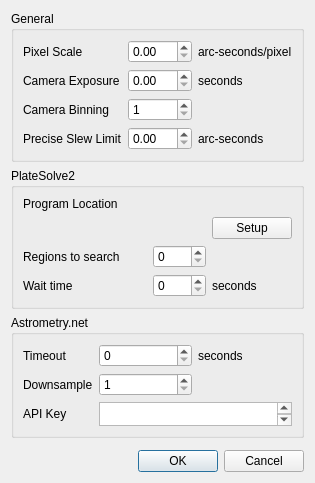
First picture: the form in resources/uic/pyastrometry_settings.ui, repository PythonAstroimagingSuite/pyastrometry, before the edit.
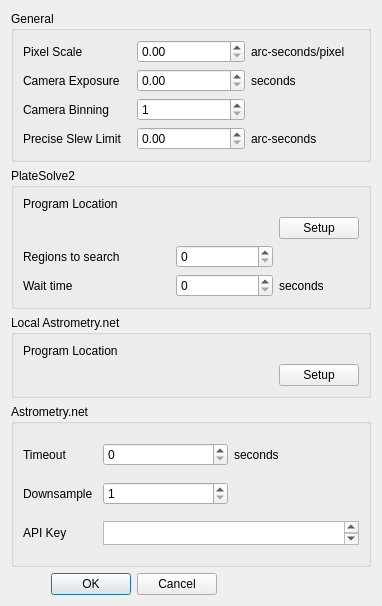
Second picture: the form after the edit.

```diff
--- a/resources/uic/pyastrometry_settings.ui
+++ b/resources/uic/pyastrometry_settings.ui
@@ -6,8 +6,8 @@
    <rect>
     <x>0</x>
     <y>0</y>
-    <width>278</width>
-    <height>404</height>
+    <width>382</width>
+    <height>606</height>
    </rect>
   </property>
   <property name="windowTitle">
@@ -95,8 +95,8 @@
      </layout>
     </widget>
    </item>
-   <item row="1" column="0" colspan="2">
-    <widget class="QGroupBox" name="groupBox">
+   <item row="2" column="0" colspan="2">
+    <widget class="QGroupBox" name="platesolve2_groupbox">
      <property name="title">
       <string>PlateSolve2</string>
      </property>
@@ -156,7 +156,37 @@
      </layout>
     </widget>
    </item>
-   <item row="2" column="0" colspan="2">
+   <item row="4" column="0" colspan="2">
+    <widget class="QGroupBox" name="astrometrynetlocal_groupbox">
+     <property name="title">
+      <string>Local Astrometry.net</string>
+     </property>
+     <layout class="QGridLayout" name="gridLayout_4">
+      <item row="0" column="1" colspan="2">
+       <widget class="QLabel" name="astrometrynetlocal_exec_path_lbl">
+        <property name="text">
+         <string/>
+        </property>
+       </widget>
+      </item>
+      <item row="1" column="3">
+       <widget class="QPushButton" name="setup_astrometrynetlocal_loc_button">
+        <property name="text">
+         <string>Setup</string>
+        </property>
+       </widget>
+      </item>
+      <item row="0" column="0">
+       <widget class="QLabel" name="label_18">
+        <property name="text">
+         <string>Program Location</string>
+        </property>
+       </widget>
+      </item>
+     </layout>
+    </widget>
+   </item>
+   <item row="6" column="0" colspan="2">
     <widget class="QGroupBox" name="groupBox_2">
      <property name="title">
       <string>Astrometry.net</string>
@@ -226,20 +256,7 @@
      </layout>
     </widget>
    </item>
-   <item row="3" column="0" colspan="2">
-    <spacer name="verticalSpacer">
-     <property name="orientation">
-      <enum>Qt::Vertical</enum>
-     </property>
-     <property name="sizeHint" stdset="0">
-      <size>
-       <width>20</width>
-       <height>5</height>
-      </size>
-     </property>
-    </spacer>
-   </item>
-   <item row="4" column="1">
+   <item row="8" column="0">
     <layout class="QHBoxLayout" name="horizontalLayout">
      <item>
       <spacer name="horizontalSpacer">
@@ -272,6 +289,19 @@
      </item>
     </layout>
    </item>
+   <item row="8" column="1">
+    <spacer name="verticalSpacer">
+     <property name="orientation">
+      <enum>Qt::Vertical</enum>
+     </property>
+     <property name="sizeHint" stdset="0">
+      <size>
+       <width>20</width>
+       <height>5</height>
+      </size>
+     </property>
+    </spacer>
+   </item>
   </layout>
  </widget>
  <resources/>
```
Left out of the diff: 76 changed lines with no effect on the pictures.
